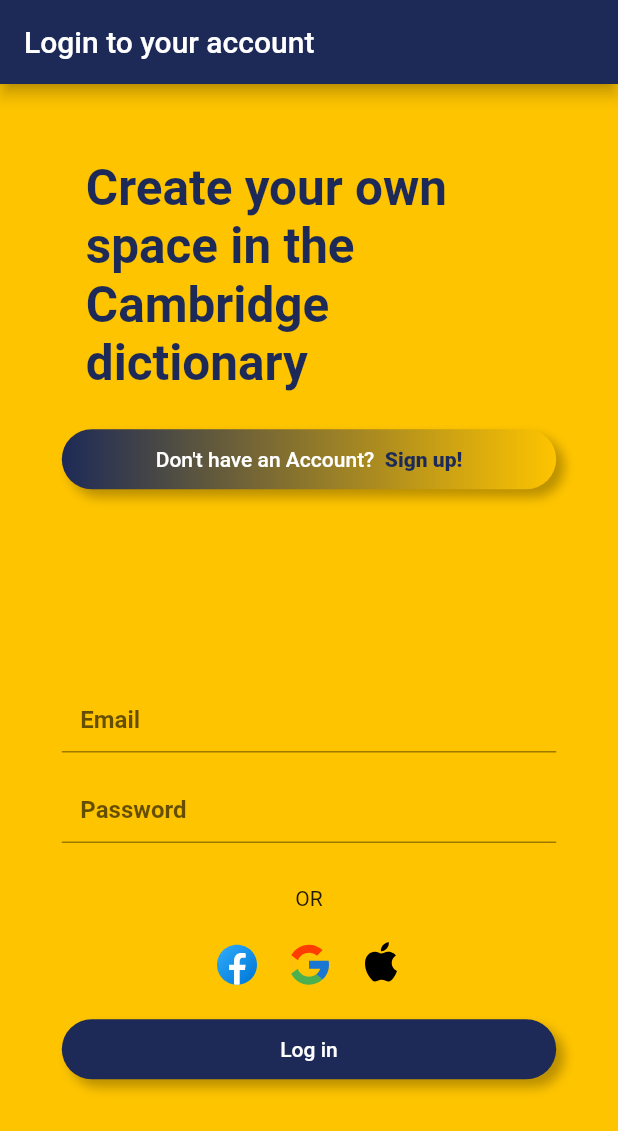
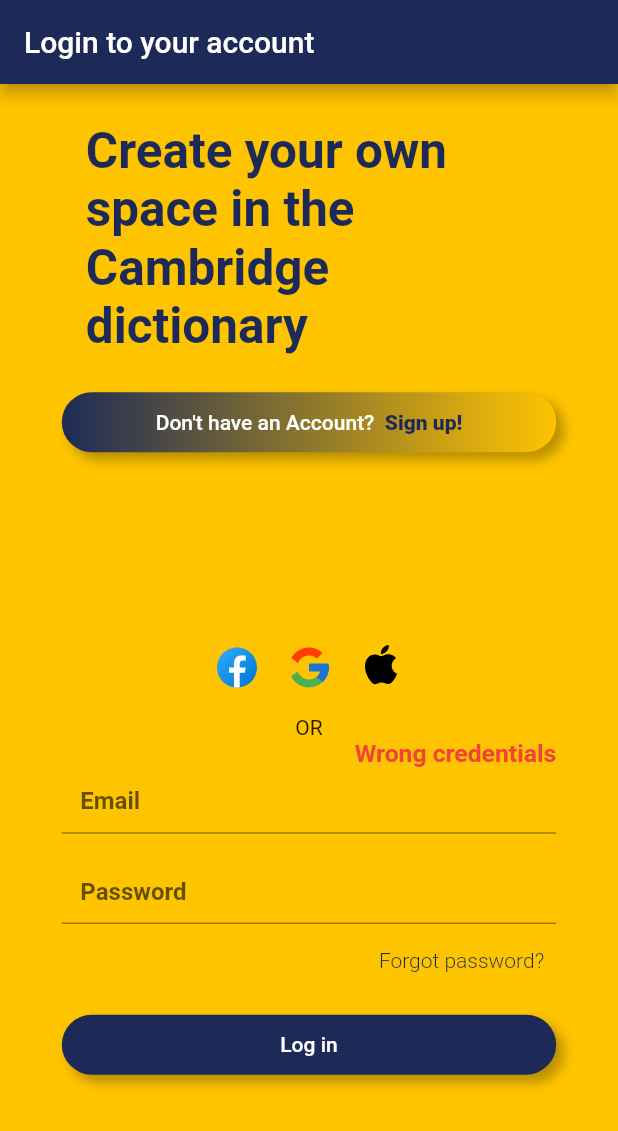
Before and after one commit to SvetlanaIagofarova/cambridgedictionary_try, a Flutter app: the screen it shows after launch, after a tap on "Log in", on a phone screen of 412 x 824 dp. Shown: the top 1131 px of the screen. Run offline on Flutter 3.47's test engine with Material 2 defaults, Android fonts, the phone set to English and light mode, and no system bars; our stand-ins replace flutter_svg, sizer.

Commit message:
login screen is finished 2

```diff
--- a/lib/views/login_view.dart
+++ b/lib/views/login_view.dart
@@ -29,23 +29,9 @@
               child: Column(
                 children: [
                   const HeaderWidget(),
-                  SizedBox(height: 16.h),
+                  SizedBox(height: 14.5.h),
+                  const SocialNetworkAuth(),
                   const LoginFields(),
-                  SizedBox(height: 3.5.h),
-                  const SocialNetworkAuth(),
-                  SizedBox(height: 1.5.h),
-                  MyGradientButton(
-                    onPressed: () {},
-                    gradient: const LinearGradient(
-                      begin: Alignment.centerLeft,
-                      end: Alignment.centerRight,
-                      colors: [
-                        Color.fromRGBO(29, 42, 87, 1),
-                        Color.fromRGBO(29, 42, 87, 1),
-                      ],
-                    ),
-                    child: const Text('Log in'),
-                  ),
                 ],
               ),
             ),
@@ -63,7 +49,6 @@
   Widget build(BuildContext context) {
     return Column(
       children: [
-        SizedBox(height: 3.h),
         Padding(
           padding: const EdgeInsets.symmetric(
             horizontal: 16.0,
@@ -107,6 +92,37 @@
   }
 }
 
+class SocialNetworkAuth extends StatelessWidget {
+  const SocialNetworkAuth({super.key});
+
+  @override
+  Widget build(BuildContext context) {
+    return Column(
+      children: [
+        Row(
+          mainAxisAlignment: MainAxisAlignment.center,
+          children: [
+            IconButton(
+              onPressed: () {},
+              icon: SvgPicture.asset('assets/svg/facebook_label.svg'),
+            ),
+            IconButton(
+              onPressed: () {},
+              icon: SvgPicture.asset('assets/svg/google_label.svg'),
+            ),
+            IconButton(
+              onPressed: () {},
+              icon: SvgPicture.asset('assets/svg/apple_label.svg'),
+            ),
+          ],
+        ),
+        SizedBox(height: 1.h),
+        const Text('OR')
+      ],
+    );
+  }
+}
+
 class LoginFields extends StatefulWidget {
   const LoginFields({super.key});
 
@@ -117,6 +133,7 @@
 class _LoginFieldsState extends State<LoginFields> {
   late final TextEditingController _email;
   late final TextEditingController _password;
+  String? errorText;
 
   @override
   void initState() {
@@ -132,12 +149,40 @@
     super.dispose();
   }
 
+  void _auth() {
+    final email = _email.text;
+    final password = _password.text;
+
+    if (email == 'foo' && password == 'foo') {
+      errorText = null;
+      print('open app');
+    } else {
+      errorText = 'Wrong credentials';
+    }
+    setState(() {});
+  }
+
+  void _forgotPassword() {
+    print('forgot password');
+  }
+
   @override
   Widget build(BuildContext context) {
+    final errorText = this.errorText;
     return Column(
       mainAxisAlignment: MainAxisAlignment.center,
       crossAxisAlignment: CrossAxisAlignment.end,
       children: [
+        if (errorText != null) ...[
+          Text(
+            errorText,
+            style: TextStyle(
+              color: Colors.red,
+              fontSize: 2.h,
+              fontWeight: FontWeight.w700,
+            ),
+          )
+        ],
         TextField(
           controller: _email,
           style: const TextStyle(fontWeight: FontWeight.bold),
@@ -174,36 +219,28 @@
             ),
           ),
         ),
-      ],
-    );
-  }
-}
-
-class SocialNetworkAuth extends StatelessWidget {
-  const SocialNetworkAuth({super.key});
-
-  @override
-  Widget build(BuildContext context) {
-    return Column(
-      children: [
-        const Text('OR'),
+        TextButton(
+          onPressed: _forgotPassword,
+          child: const Text(
+            'Forgot password?',
+            style: TextStyle(
+              fontWeight: FontWeight.w300,
+              color: Color.fromRGBO(29, 42, 87, 1),
+            ),
+          ),
+        ),
         SizedBox(height: 1.5.h),
-        Row(
-          mainAxisAlignment: MainAxisAlignment.center,
-          children: [
-            IconButton(
-              onPressed: () {},
-              icon: SvgPicture.asset('assets/svg/facebook_label.svg'),
-            ),
-            IconButton(
-              onPressed: () {},
-              icon: SvgPicture.asset('assets/svg/google_label.svg'),
-            ),
-            IconButton(
-              onPressed: () {},
-              icon: SvgPicture.asset('assets/svg/apple_label.svg'),
-            ),
-          ],
+        MyGradientButton(
+          onPressed: _auth,
+          gradient: const LinearGradient(
+            begin: Alignment.centerLeft,
+            end: Alignment.centerRight,
+            colors: [
+              Color.fromRGBO(29, 42, 87, 1),
+              Color.fromRGBO(29, 42, 87, 1),
+            ],
+          ),
+          child: const Text('Log in'),
         ),
       ],
     );
```
